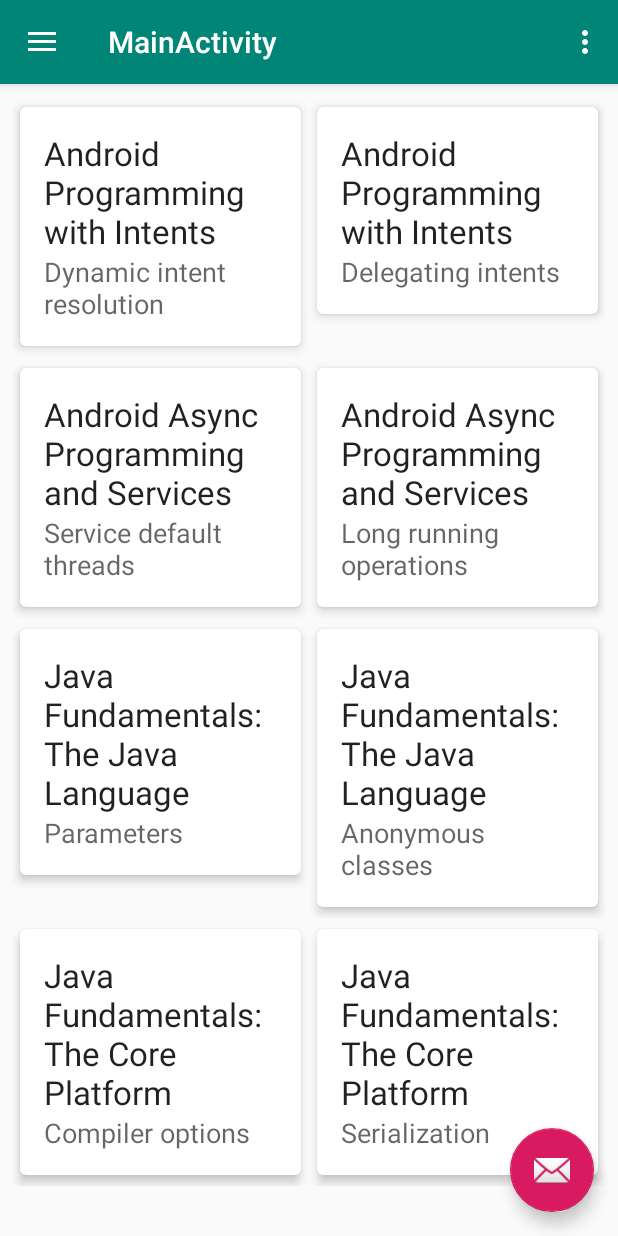
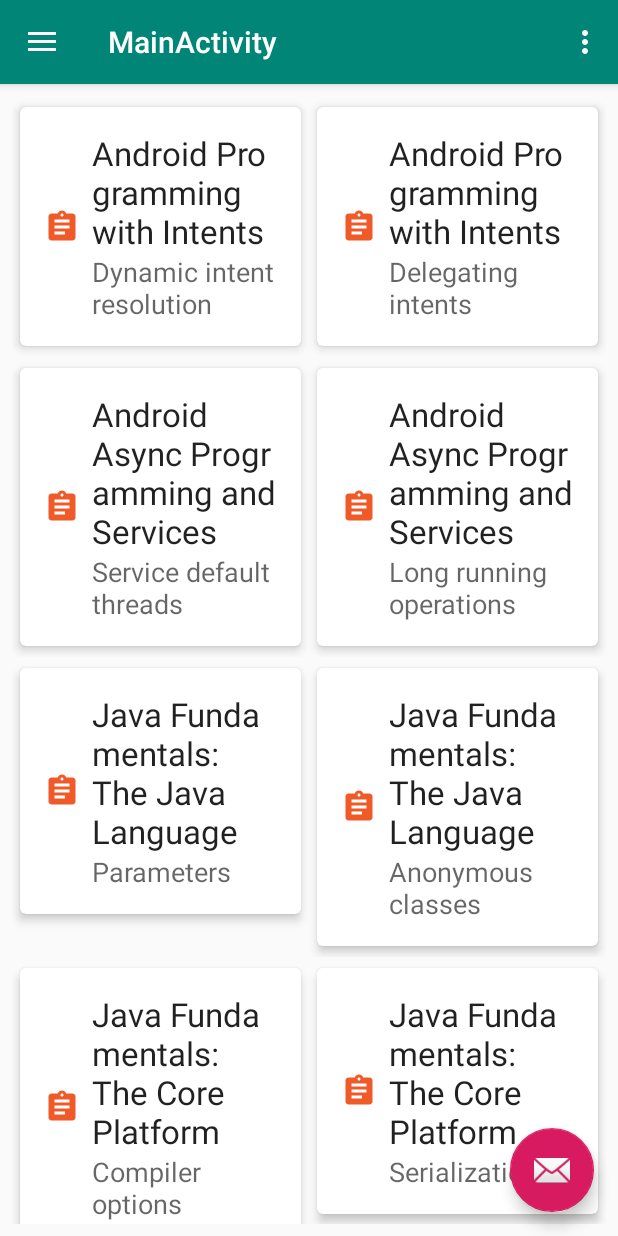
Before and after one commit to nyabara/NoteKeeper, an Android app: the screen it shows after launch (MainActivity), in the side drawer, after a tap on "Courses", on a phone screen of 412 x 824 dp. Run offline under Robolectric (Android 15) with nearby library versions, the phone set to English and light mode, and no system bars; our stand-ins replace navigation-ui; 2 statements that could not run were skipped.

Commit message:
using drawable and values resources

```diff
--- a/app/src/main/java/com/example/notekeeper/MainActivity.java
+++ b/app/src/main/java/com/example/notekeeper/MainActivity.java
@@ -86,7 +86,7 @@ public class MainActivity extends AppCompatActivity implements NavigationView.On
         mMrecyclerviewItem = findViewById(R.id.note_list);
         //mLinearlayout = new LinearLayoutManager(this);
         //mMrecyclerviewItem.setLayoutManager(mLinearlayout);
-        GridLayoutManager gridLayoutManager=new GridLayoutManager(this,2);
+        GridLayoutManager gridLayoutManager=new GridLayoutManager(this,getResources().getInteger(R.integer.grid_space_column));
         mMrecyclerviewItem.setLayoutManager(gridLayoutManager);
         List<CourseInfo> courses=DataManager.getInstance().getCourses();
         CourseRecyclerViewAdapter courseRecyclerViewAdapter=new CourseRecyclerViewAdapter(this,courses);
@@ -108,11 +108,21 @@ public class MainActivity extends AppCompatActivity implements NavigationView.On
         int id=menuItem.getItemId();
         if (id==R.id.notes)
             DisplayNoteInfoList();
+        else if (id==R.id.nav_share){
+           handleSelection(R.string.sharemessage);
+
+        }
         else if (id==R.id.ncourse)
             DisplayCourseInfoList();
         DrawerLayout drawerLayout=findViewById(R.id.drawer_layout);
         drawerLayout.closeDrawer(GravityCompat.START);
         return true;
+
+    }
+
+    private void handleSelection(int message) {
+        View view=findViewById(R.id.note_list);
+        Snackbar.make(view,message,Snackbar.LENGTH_LONG).show();
     }
 
     @Override
--- /dev/null
+++ b/app/src/main/res/drawable/ic_assignment_black_24dp.xml
@@ -0,0 +1,9 @@
+<vector xmlns:android="http://schemas.android.com/apk/res/android"
+        android:width="24dp"
+        android:height="24dp"
+        android:viewportWidth="24.0"
+        android:viewportHeight="24.0">
+    <path
+        android:fillColor="#FF000000"
+        android:pathData="M19,3h-4.18C14.4,1.84 13.3,1 12,1c-1.3,0 -2.4,0.84 -2.82,2L5,3c-1.1,0 -2,0.9 -2,2v14c0,1.1 0.9,2 2,2h14c1.1,0 2,-0.9 2,-2L21,5c0,-1.1 -0.9,-2 -2,-2zM12,3c0.55,0 1,0.45 1,1s-0.45,1 -1,1 -1,-0.45 -1,-1 0.45,-1 1,-1zM14,17L7,17v-2h7v2zM17,13L7,13v-2h10v2zM17,9L7,9L7,7h10v2z"/>
+</vector>
--- a/app/src/main/res/layout/content_note.xml
+++ b/app/src/main/res/layout/content_note.xml
@@ -26,6 +26,7 @@
         android:layout_marginTop="16dp"
         android:ems="10"
         android:gravity="start|top"
+        android:hint="@string/note_title_hint"
         android:inputType="textMultiLine"
         app:layout_constraintEnd_toEndOf="@+id/spinner_courses"
         app:layout_constraintStart_toStartOf="@+id/spinner_courses"
@@ -38,6 +39,7 @@
         android:layout_marginTop="16dp"
         android:ems="10"
         android:gravity="start|top"
+        android:hint="@string/note_text_hint"
         android:inputType="textMultiLine"
         app:layout_constraintEnd_toEndOf="@+id/note_title_text"
         app:layout_constraintStart_toStartOf="@+id/note_title_text"
--- a/app/src/main/res/layout/item_note_view.xml
+++ b/app/src/main/res/layout/item_note_view.xml
@@ -17,6 +17,20 @@
             android:layout_width="match_parent"
             android:layout_height="wrap_content">
 
+            <ImageView
+                android:id="@+id/imageView11"
+                android:layout_width="wrap_content"
+                android:layout_height="wrap_content"
+                android:layout_marginTop="8dp"
+                android:layout_marginEnd="8dp"
+                android:layout_marginBottom="8dp"
+                android:tint="@color/orange_pluralsight"
+                app:layout_constraintBottom_toBottomOf="parent"
+                app:layout_constraintEnd_toStartOf="@+id/textCourse"
+                app:layout_constraintStart_toStartOf="parent"
+                app:layout_constraintTop_toTopOf="parent"
+                app:srcCompat="@drawable/ic_assignment_black_24dp" />
+
             <TextView
                 android:id="@+id/textCourse"
                 android:layout_width="0dp"
@@ -24,7 +38,7 @@
                 android:text="Course"
                 android:textAppearance="@style/TextAppearance.AppCompat.Large"
                 app:layout_constraintEnd_toEndOf="parent"
-                app:layout_constraintStart_toStartOf="parent"
+                app:layout_constraintStart_toEndOf="@+id/imageView11"
                 app:layout_constraintTop_toTopOf="parent" />
 
             <TextView
@@ -34,7 +48,7 @@
                 android:text="title"
                 android:textAppearance="@style/TextAppearance.AppCompat.Medium"
                 app:layout_constraintEnd_toEndOf="parent"
-                app:layout_constraintStart_toStartOf="parent"
+                app:layout_constraintStart_toStartOf="@+id/textCourse"
                 app:layout_constraintTop_toBottomOf="@+id/textCourse" />
         </androidx.constraintlayout.widget.ConstraintLayout>
 
--- a/app/src/main/res/menu/activity_main_drawer.xml
+++ b/app/src/main/res/menu/activity_main_drawer.xml
@@ -6,11 +6,11 @@
     <group android:checkableBehavior="single">
         <item
             android:id="@+id/notes"
-            android:icon="@drawable/ic_menu_camera"
+            android:icon="@drawable/ic_assignment_black_24dp"
             android:title="Notes" />
         <item
             android:id="@+id/ncourse"
-            android:icon="@drawable/ic_menu_gallery"
+            android:icon="@drawable/ic_menu_slideshow"
             android:title="Courses" />
         <item
             android:id="@+id/nav_slideshow"
--- a/app/src/main/res/values/colors.xml
+++ b/app/src/main/res/values/colors.xml
@@ -3,4 +3,5 @@
     <color name="colorPrimary">#008577</color>
     <color name="colorPrimaryDark">#00574B</color>
     <color name="colorAccent">#D81B60</color>
+    <color name="orange_pluralsight">#F05A28</color>
 </resources>
--- a/app/src/main/res/values/strings.xml
+++ b/app/src/main/res/values/strings.xml
@@ -18,4 +18,7 @@
     <string name="menu_tools">Tools</string>
     <string name="menu_share">Share</string>
     <string name="menu_send">Send</string>
+    <string name="sharemessage">You are not allowed to shares this message</string>
+    <string name="note_title_hint">note title</string>
+    <string name="note_text_hint">note text</string>
 </resources>
--- /dev/null
+++ b/app/src/main/res/values/ui_constants.xml
@@ -0,0 +1,4 @@
+<?xml version="1.0" encoding="utf-8"?>
+<resources>
+    <integer name="grid_space_column">2</integer>
+</resources>
```
